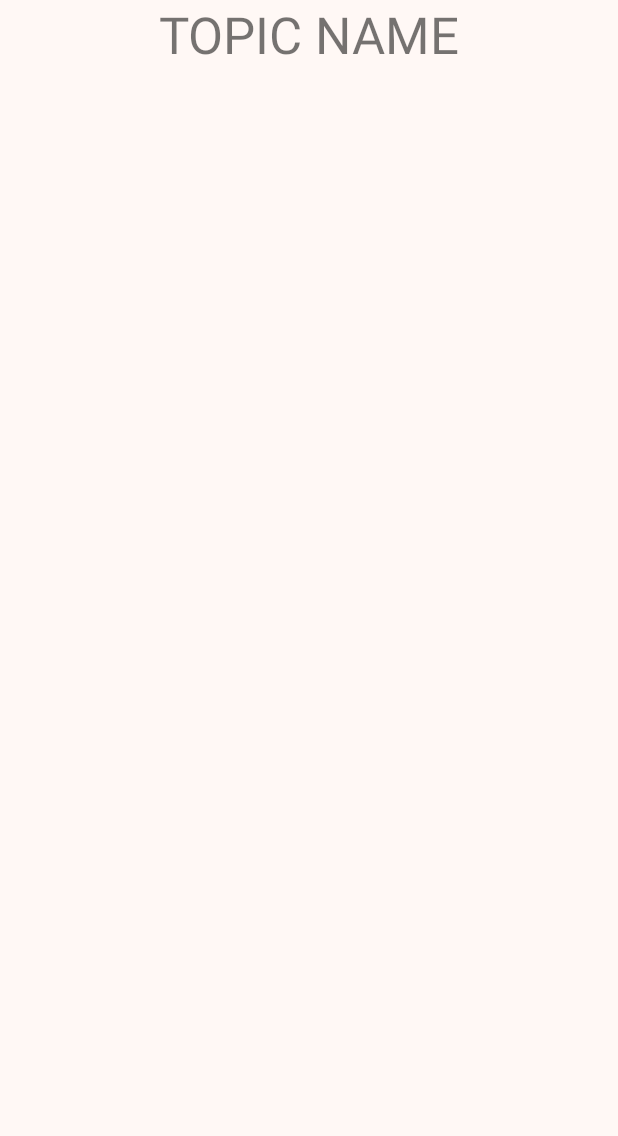
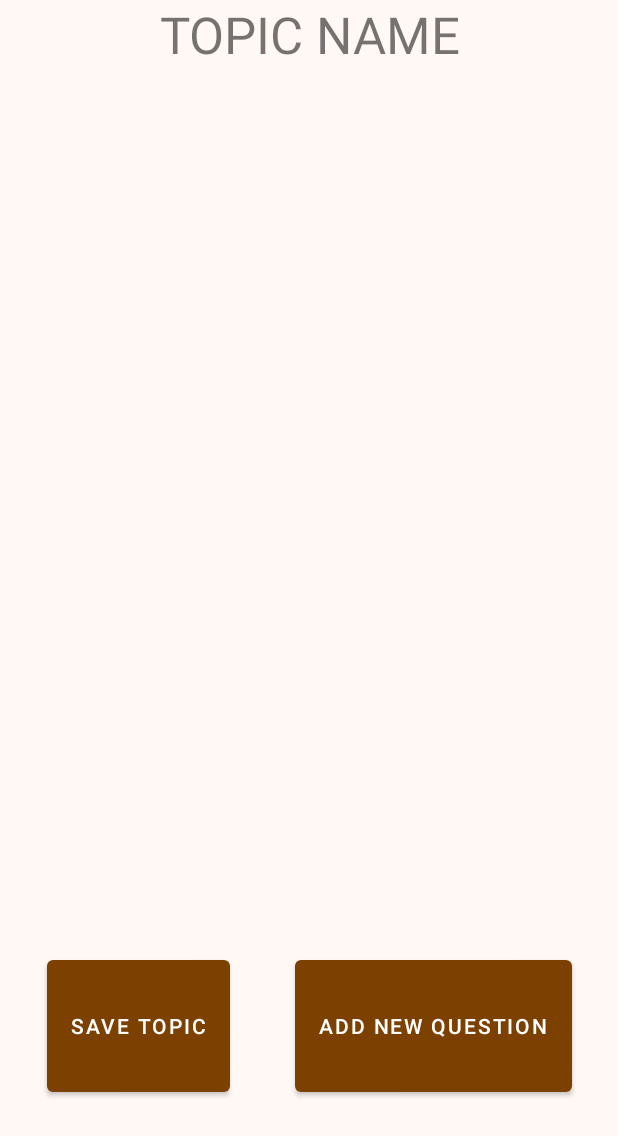
Before and after one commit to WieserJulian/StudySwipe, an Android app: the layout fragment_create_topic.xml on its own in the app's theme, with its tools: preview values and no code run, on a phone screen of 412 x 824 dp. Shown: the top 1136 px of the screen. Run offline under Robolectric (Android 15) with nearby library versions, the light colour scheme and no system bars.

Commit message:
Adding the disaster of fuck

```diff
--- a/app/src/main/AndroidManifest.xml
+++ b/app/src/main/AndroidManifest.xml
@@ -11,7 +11,8 @@
         android:roundIcon="@mipmap/ic_launcher_round"
         android:supportsRtl="true"
         android:theme="@style/Theme.StudySwipe"
-        tools:targetApi="31">
+        tools:targetApi="tiramisu"
+        android:enableOnBackInvokedCallback="true">
         <activity
             android:name=".MainActivity"
             android:exported="true"
--- a/app/src/main/java/com/example/studyswipe/app/Question.kt
+++ b/app/src/main/java/com/example/studyswipe/app/Question.kt
@@ -4,7 +4,7 @@ import android.graphics.Bitmap
 import android.graphics.BitmapFactory
 
 class Question(
-    val question: String,
+    var question: String,
     val imagePath: String,
     val points: Number
 ) {
--- a/app/src/main/res/layout/fragment_create_topic.xml
+++ b/app/src/main/res/layout/fragment_create_topic.xml
@@ -1,6 +1,7 @@
 <?xml version="1.0" encoding="utf-8"?>
 <androidx.constraintlayout.widget.ConstraintLayout xmlns:android="http://schemas.android.com/apk/res/android"
     xmlns:app="http://schemas.android.com/apk/res-auto"
+    xmlns:tools="http://schemas.android.com/tools"
     android:layout_width="match_parent"
     android:layout_height="match_parent">
 
@@ -8,11 +9,68 @@
         android:id="@+id/topicName"
         android:layout_width="wrap_content"
         android:layout_height="wrap_content"
-        android:text="TOPIC NAME"
+        android:text="@string/topic_name"
+        android:textAlignment="center"
+        android:textAllCaps="false"
         android:textSize="34sp"
         app:layout_constraintEnd_toEndOf="parent"
         app:layout_constraintStart_toStartOf="parent"
         app:layout_constraintTop_toTopOf="parent" />
 
 
+    <ScrollView
+        android:id="@+id/scrollView2"
+        android:layout_width="0dp"
+        android:layout_height="0dp"
+        android:layout_marginTop="30dp"
+        android:fillViewport="true"
+        app:layout_constraintBottom_toTopOf="@+id/constraintLayout2"
+        app:layout_constraintEnd_toEndOf="parent"
+        app:layout_constraintStart_toStartOf="parent"
+        app:layout_constraintTop_toBottomOf="@+id/topicName">
+
+        <LinearLayout
+            android:layout_width="match_parent"
+            android:layout_height="wrap_content"
+            android:orientation="vertical">
+
+            <androidx.recyclerview.widget.RecyclerView
+                android:id="@+id/create_question_outlet"
+                android:layout_width="match_parent"
+                android:layout_height="wrap_content" />
+
+        </LinearLayout>
+    </ScrollView>
+
+
+    <androidx.constraintlayout.widget.ConstraintLayout
+        android:id="@+id/constraintLayout2"
+        android:layout_width="410dp"
+        android:layout_height="wrap_content"
+        android:layout_marginBottom="60dp"
+        app:layout_constraintBottom_toBottomOf="parent"
+        app:layout_constraintEnd_toEndOf="parent"
+        app:layout_constraintStart_toStartOf="parent">
+
+        <Button
+            android:id="@+id/btnaddNewquestion"
+            android:layout_width="0dp"
+            android:layout_height="100dp"
+            android:layout_margin="30dp"
+            android:layout_weight="1"
+            android:text="@string/add_new_question"
+            app:layout_constraintBottom_toBottomOf="parent"
+            app:layout_constraintEnd_toEndOf="parent" />
+
+        <Button
+            android:id="@+id/btnsaveTopic"
+            android:layout_width="0dp"
+            android:layout_height="100dp"
+            android:layout_margin="30dp"
+            android:layout_weight="1"
+            android:text="Save Topic"
+            app:layout_constraintBottom_toBottomOf="parent"
+            app:layout_constraintStart_toStartOf="parent" />
+    </androidx.constraintlayout.widget.ConstraintLayout>
+
 </androidx.constraintlayout.widget.ConstraintLayout>
--- a/app/src/main/res/values/strings.xml
+++ b/app/src/main/res/values/strings.xml
@@ -5,4 +5,8 @@
     <string name="title_statistic">Statistics</string>
     <string name="title_setting">Settings</string>
     <string name="messages_header">StudySwipe</string>
+    <string name="topic_name">TOPIC NAME</string>
+    <!-- TODO: Remove or change this placeholder text -->
+    <string name="hello_blank_fragment">Hello blank fragment</string>
+    <string name="add_new_question">Add new Question</string>
 </resources>
--- a/gradle/libs.versions.toml
+++ b/gradle/libs.versions.toml
@@ -1,5 +1,5 @@
 [versions]
-agp = "8.4.0"
+agp = "8.4.1"
 kotlin = "1.9.0"
 coreKtx = "1.13.1"
 junit = "4.13.2"
```
Also changed, not shown: app/src/main/java/com/example/studyswipe/MainActivity.kt (+9 -1 lines), app/src/main/java/com/example/studyswipe/app/QuestionAdapter.kt (added, +23 -0 lines), app/src/main/java/com/example/studyswipe/ui/add/AddFragment.kt (+2 -21 lines), app/src/main/java/com/example/studyswipe/ui/create/CreateTopicFragment.kt (+36 -5 lines), app/src/main/java/com/example/studyswipe/ui/create/EditQuestionFragment.kt (added, +45 -0 lines), app/src/main/java/com/example/studyswipe/ui/create/EditQuestionViewModel.kt (added, +16 -0 lines), app/src/main/res/layout/fragment_edit_question.xml (added, +31 -0 lines), app/src/main/res/menu/bottom_nav_menu.xml (+4 -4 lines), app/src/main/res/navigation/mobile_navigation.xml (+11 -14 lines).
